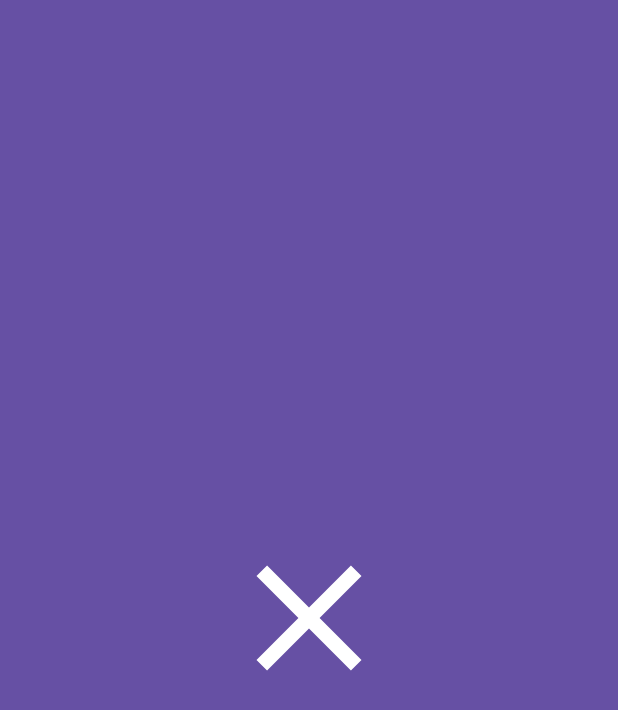
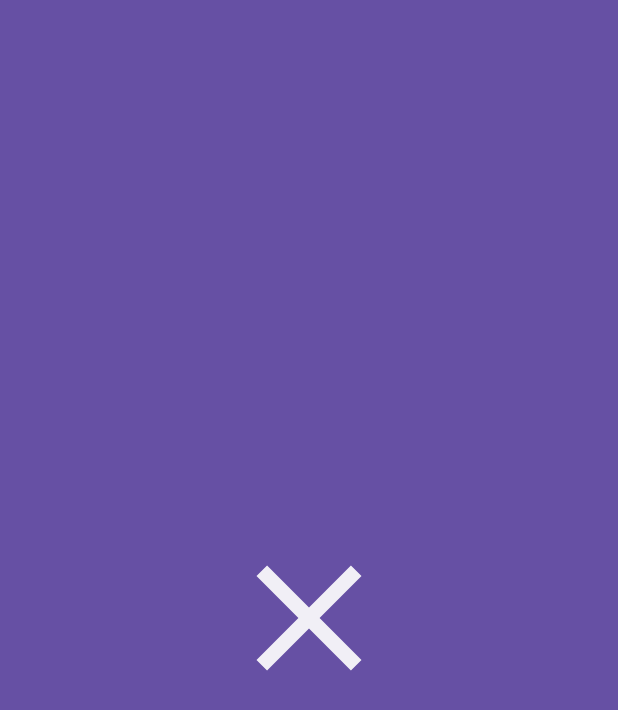
Before and after one commit to IsaboevSanjar/Splash-Screen-System-Bar-colors-Stevdze-San, an Android app built with Jetpack Compose: the first screen one second after launch (MainActivity), on a phone screen of 412 x 824 dp. Shown: the top 710 px of the screen. Run offline under Robolectric (Android 15) with nearby library versions, the phone set to English and light mode, and no system bars.

Commit message:
Splash screen is done
Signed-off-by: SanjarIsaboev <sanjarisaboev@yandex.com>

```diff
--- a/app/src/main/java/sanjar/uz/stevdza_san31/splash/AnimatedSplashScreen.kt
+++ b/app/src/main/java/sanjar/uz/stevdza_san31/splash/AnimatedSplashScreen.kt
@@ -1,5 +1,7 @@
 package sanjar.uz.stevdza_san31.splash
 
+import androidx.compose.animation.core.animateFloatAsState
+import androidx.compose.animation.core.tween
 import androidx.compose.foundation.background
 import androidx.compose.foundation.isSystemInDarkTheme
 import androidx.compose.foundation.layout.Box
@@ -9,19 +11,44 @@ import androidx.compose.material.icons.Icons
 import androidx.compose.material.icons.filled.Close
 import androidx.compose.material3.Icon
 import androidx.compose.runtime.Composable
+import androidx.compose.runtime.LaunchedEffect
+import androidx.compose.runtime.getValue
+import androidx.compose.runtime.mutableStateOf
+import androidx.compose.runtime.remember
+import androidx.compose.runtime.setValue
 import androidx.compose.ui.Alignment
 import androidx.compose.ui.Modifier
+import androidx.compose.ui.draw.alpha
 import androidx.compose.ui.graphics.Color
 import androidx.compose.ui.unit.dp
+import androidx.navigation.NavHostController
+import kotlinx.coroutines.delay
 import sanjar.uz.stevdza_san31.ui.theme.Purple40
 
 @Composable
-fun AnimatedSplashScreen() {
-    Splash()
+fun AnimatedSplashScreen(navController: NavHostController) {
+    var startAnimation by remember {
+        mutableStateOf(false)
+    }
+
+    val alphaAnimation = animateFloatAsState(
+        targetValue = if (startAnimation) 1f else 0f,
+        animationSpec = tween(
+            durationMillis = 3000
+        )
+    )
+    LaunchedEffect(key1 = true) {
+        startAnimation = true
+        delay(4000)
+        navController.popBackStack()
+        navController.navigate(Screen.Home.route)
+    }
+
+    Splash(alphaAnimation.value)
 }
 
 @Composable
-fun Splash() {
+fun Splash(alpha: Float) {
     Box(
         modifier = Modifier
             .background(if (isSystemInDarkTheme()) Color.Black else Purple40)
@@ -29,7 +56,9 @@ fun Splash() {
         contentAlignment = Alignment.Center
     ) {
         Icon(
-            modifier = Modifier.size(120.dp),
+            modifier = Modifier
+                .size(120.dp)
+                .alpha(alpha),
             imageVector = Icons.Default.Close,
             contentDescription = "Close icon",
             tint = Color.White
--- a/app/src/main/java/sanjar/uz/stevdza_san31/splash/NavGraph.kt
+++ b/app/src/main/java/sanjar/uz/stevdza_san31/splash/NavGraph.kt
@@ -1,9 +1,11 @@
 package sanjar.uz.stevdza_san31.splash
 
+import androidx.compose.foundation.background
 import androidx.compose.foundation.layout.Box
 import androidx.compose.foundation.layout.fillMaxSize
 import androidx.compose.runtime.Composable
 import androidx.compose.ui.Modifier
+import androidx.compose.ui.graphics.Color
 import androidx.navigation.NavHostController
 import androidx.navigation.compose.NavHost
 import androidx.navigation.compose.composable
@@ -16,10 +18,14 @@ fun SetUpNavGraph(navController: NavHostController) {
     )
     {
         composable(route = Screen.Splash.route) {
-            AnimatedSplashScreen()
+            AnimatedSplashScreen(navController)
         }
         composable(route = Screen.Home.route) {
-            Box(modifier = Modifier.fillMaxSize())
+            Box(
+                modifier = Modifier
+                    .fillMaxSize()
+                    .background(Color.Blue)
+            )
         }
     }
 }
```
